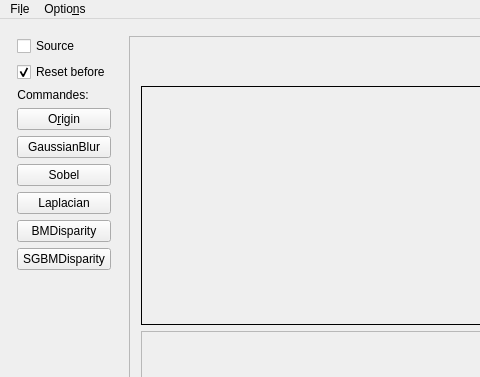
Above: mainwindow.ui from m21-cerutti/ProjetTech2019_Robot before the change; both pictures show x 0 to 480 and y 0 to 377 of the 937 by 621 pixel window. Below: the same form after it.
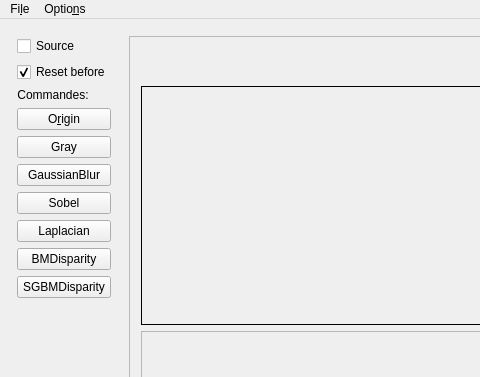
That is the form after the change.

Commit message: Bouton gray

```diff
--- a/mainwindow.ui
+++ b/mainwindow.ui
@@ -98,6 +98,13 @@
           </property>
          </widget>
         </item>
+        <item>
+         <widget class="QPushButton" name="btnGray">
+          <property name="text">
+           <string>Gray</string>
+          </property>
+         </widget>
+        </item>
         <item>
          <widget class="QPushButton" name="btnGauss">
           <property name="text">
```
Left out of the diff: 4 changed lines with no effect on the pictures. The commit also changes 2 other files.
